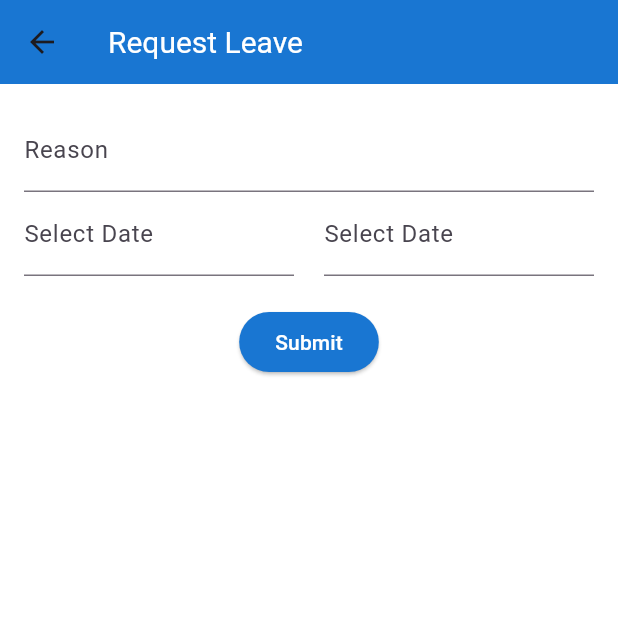
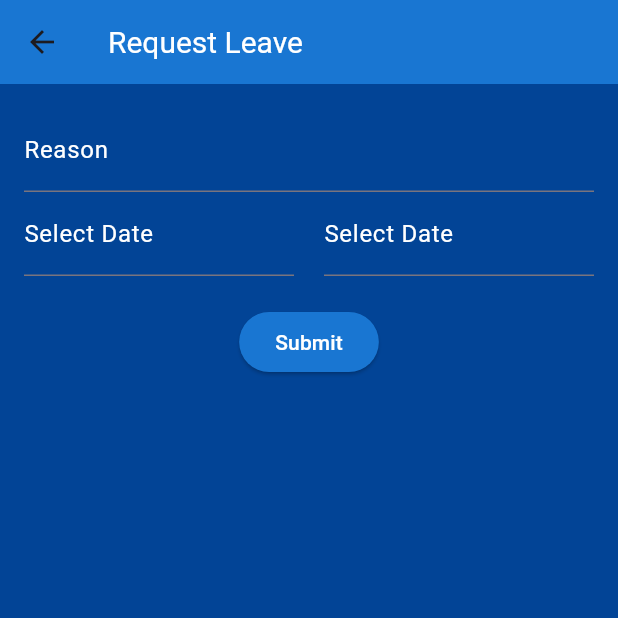
Before and after one commit to bikrantdangol/personal_app, a Flutter app: the UserDashboardScreen screen opened by its route, after a tap on "Request Leave", on a phone screen of 412 x 824 dp, the top half of it. Run offline on Flutter 3.47's test engine with Material 3 defaults, Android fonts, the phone set to English and light mode, and no system bars; our stand-ins replace cloud_firestore, firebase_auth, firebase_core, image_picker, shared_preferences, table_calendar; accounts and stored records are empty; network calls fail.

Commit message:
functional work completed

```diff
--- a/lib/views/user/dashboard/calendar_widget.dart
+++ b/lib/views/user/dashboard/calendar_widget.dart
@@ -2,14 +2,23 @@ import 'package:flutter/material.dart';
 import 'package:table_calendar/table_calendar.dart';
 
 class CalendarWidget extends StatelessWidget {
+
   const CalendarWidget({super.key});
 
   @override
-  Widget build(BuildContext context) {
-    return TableCalendar(
+ Widget build(BuildContext context) {
+  return Container(
+    color: Colors.white,
+    child: TableCalendar(
       firstDay: DateTime.utc(2020, 1, 1),
       lastDay: DateTime.utc(2030, 12, 31),
       focusedDay: DateTime.now(),
-    );
+      calendarFormat: CalendarFormat.month,
+      availableCalendarFormats: const {
+        CalendarFormat.month: 'Month',
+      },
+    ),
+  );
   }
+
 }
--- a/lib/views/user/dashboard/daily_login_report_widget.dart
+++ b/lib/views/user/dashboard/daily_login_report_widget.dart
@@ -7,12 +7,24 @@ class DailyLoginReportWidget extends StatelessWidget {
 
   @override
   Widget build(BuildContext context) {
-    final vm = Provider.of<UserDashboardViewModel>(context);
-    return Card(
-      child: Padding(
-        padding: const EdgeInsets.all(16.0),
-        child: Text('Attendance Records: ${vm.attendance.length} entries'),
+  final vm = Provider.of<UserDashboardViewModel>(context);
+
+  return Card(
+    shape: RoundedRectangleBorder(
+      borderRadius: BorderRadius.circular(16.0),
+    ),
+    child: Container(
+      decoration: BoxDecoration(
+        color: Colors.blue,
+        borderRadius: BorderRadius.circular(16.0),
       ),
-    );
-  }
+      padding: const EdgeInsets.all(16.0),
+      child: Text(
+        'Attendance Records: ${vm.attendance.length} entries',
+        style: const TextStyle(color: Colors.white, fontSize: 16),
+      ),
+    ),
+  );
 }
+
+}
--- a/lib/views/user/dashboard/user_dashboard_screen.dart
+++ b/lib/views/user/dashboard/user_dashboard_screen.dart
@@ -37,6 +37,7 @@ class _UserDashboardScreenState extends State<UserDashboardScreen> {
     final role = auth.currentUserDetail?.role ?? 'user';
 
     return Scaffold(
+      backgroundColor: const Color.fromARGB(255, 2, 68, 150),
       appBar: AppBar(
         title: GestureDetector(
           onTap: () {
--- a/lib/views/user/self_service/leave_request_screen.dart
+++ b/lib/views/user/self_service/leave_request_screen.dart
@@ -29,6 +29,7 @@ TextEditingController _finaldateController = TextEditingController();
     final vm = Provider.of<LeaveViewModel>(context);
 
     return Scaffold(
+      backgroundColor: const Color.fromARGB(255, 2, 68, 150),
       appBar: AppBar(title: const Text('Request Leave')),
       body: Padding(
         padding: const EdgeInsets.all(16.0),
@@ -71,7 +72,8 @@ TextEditingController _finaldateController = TextEditingController();
 
               TextFormField(
                 controller: _reasonController,
-                decoration: const InputDecoration(labelText: 'Reason'),
+                decoration: const InputDecoration(labelText: 'Reason',
+                labelStyle: TextStyle(color: Colors.white)),
                 validator: (value) => value!.isEmpty ? 'Reason required' : null,
               ),
     const SizedBox(width: 10),
@@ -80,7 +82,8 @@ TextEditingController _finaldateController = TextEditingController();
         Expanded(
           child: TextFormField(
             controller: _dateController,
-            decoration: const InputDecoration(labelText: 'Select Date'),
+            decoration: const InputDecoration(labelText: 'Select Date',
+            labelStyle: TextStyle(color: Colors.white)),
             readOnly: true,
             onTap: () async {
               DateTime today = DateTime.now();
@@ -107,7 +110,8 @@ TextEditingController _finaldateController = TextEditingController();
         Expanded(
           child: TextFormField(
             controller: _finaldateController,
-            decoration: const InputDecoration(labelText: 'Select Date'),
+            decoration: const InputDecoration(labelText: 'Select Date',
+            labelStyle: TextStyle(color: Colors.white)),
             readOnly: true,
             onTap: () async {
               DateTime today = DateTime.now();
```
Also changed, not shown: lib/data/models/leave_with_user.dart (added, +9 -0 lines), lib/data/repositories/leave_repository.dart (+14 -2 lines), lib/viewmodels/admin_view_model.dart (+36 -6 lines), lib/viewmodels/leave_view_model.dart (+8 -0 lines), lib/views/admin/admin_dashboard_screen.dart (+4 -4 lines), lib/views/admin/manage_leave_requests/leave_requests_screen.dart (+44 -25 lines), lib/views/user/self_service/profile_screen.dart (+83 -2 lines). Lines whose indentation alone changed are shown as unchanged.
